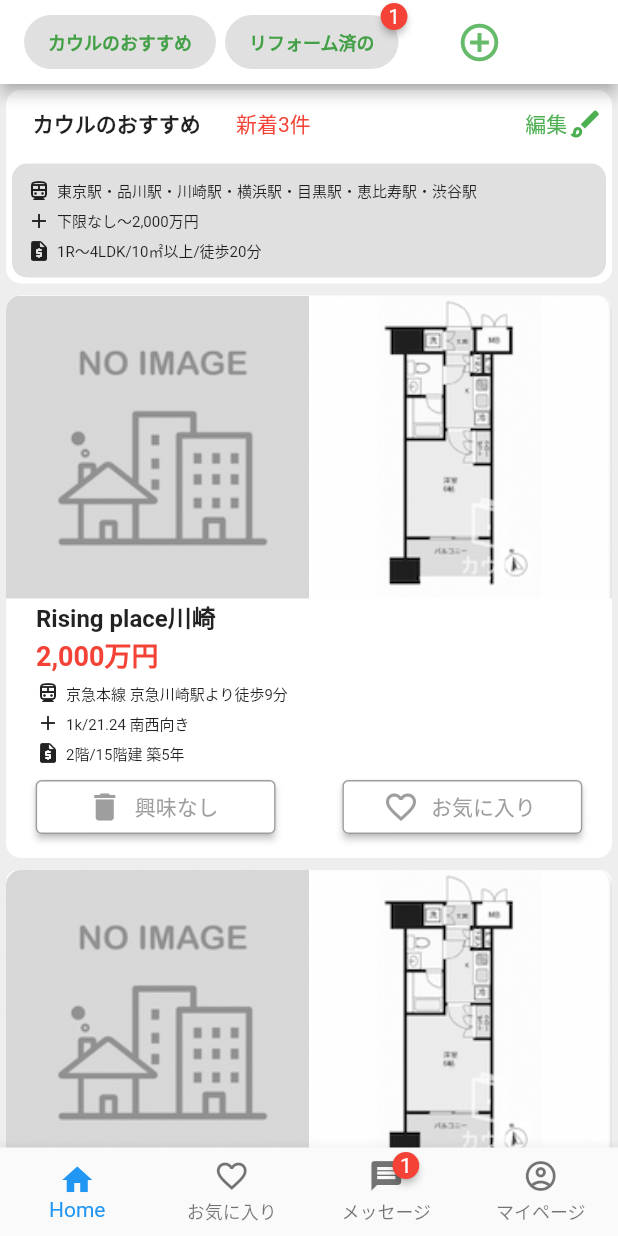
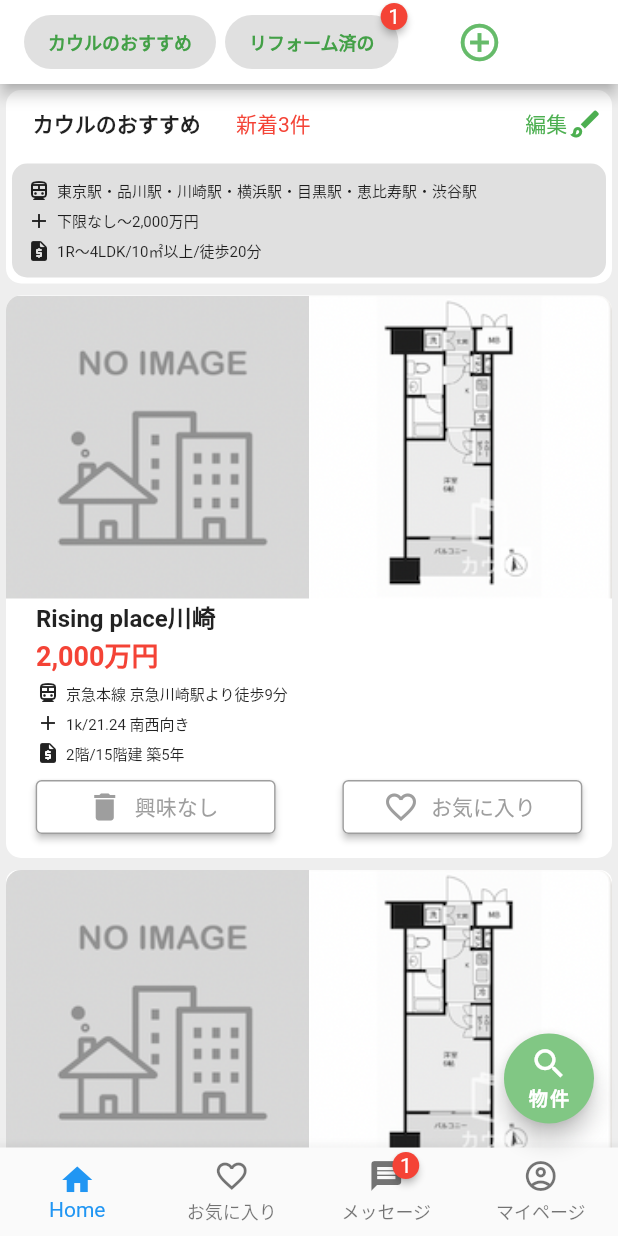
Before and after one commit to gitknkn/flutter_tutorial, a Flutter app: the screen it shows after launch, after a tap on "Sumo", on a phone screen of 412 x 824 dp. Run offline on Flutter 3.47's test engine with Material 2 defaults, Android fonts, the light colour scheme and no system bars; drawn by our look-alikes of badges.

Commit message:
floatingActionButton追加

```diff
--- a/lib/practice2/sumo-screen.dart
+++ b/lib/practice2/sumo-screen.dart
@@ -10,6 +10,7 @@ class SumoScreen extends StatelessWidget {
         appBar: _createAppBar(context),
         body: _createBody(context),
         bottomNavigationBar: _createBottomNavigationBar(),
+        floatingActionButton: _createActionButton(context),
       ),
     );
   }
@@ -250,6 +251,29 @@ class SumoScreen extends StatelessWidget {
     );
   }
 
+  Widget _createActionButton(context) {
+    return Container(
+      width: 60,
+      height: 60,
+      child: FittedBox(
+        child: FloatingActionButton(
+          onPressed: () {},
+          backgroundColor: Colors.green.shade300,
+          child: Column(
+            mainAxisSize: MainAxisSize.min,
+            children: [
+              Icon(Icons.search),
+              Text(
+                '物件',
+                style: TextStyle(fontSize: 12, fontWeight: FontWeight.bold),
+              )
+            ],
+          ),
+        ),
+      ),
+    );
+  }
+
   Widget _showConditions(IconData icon, String text) {
     return Row(
       children: [
```
